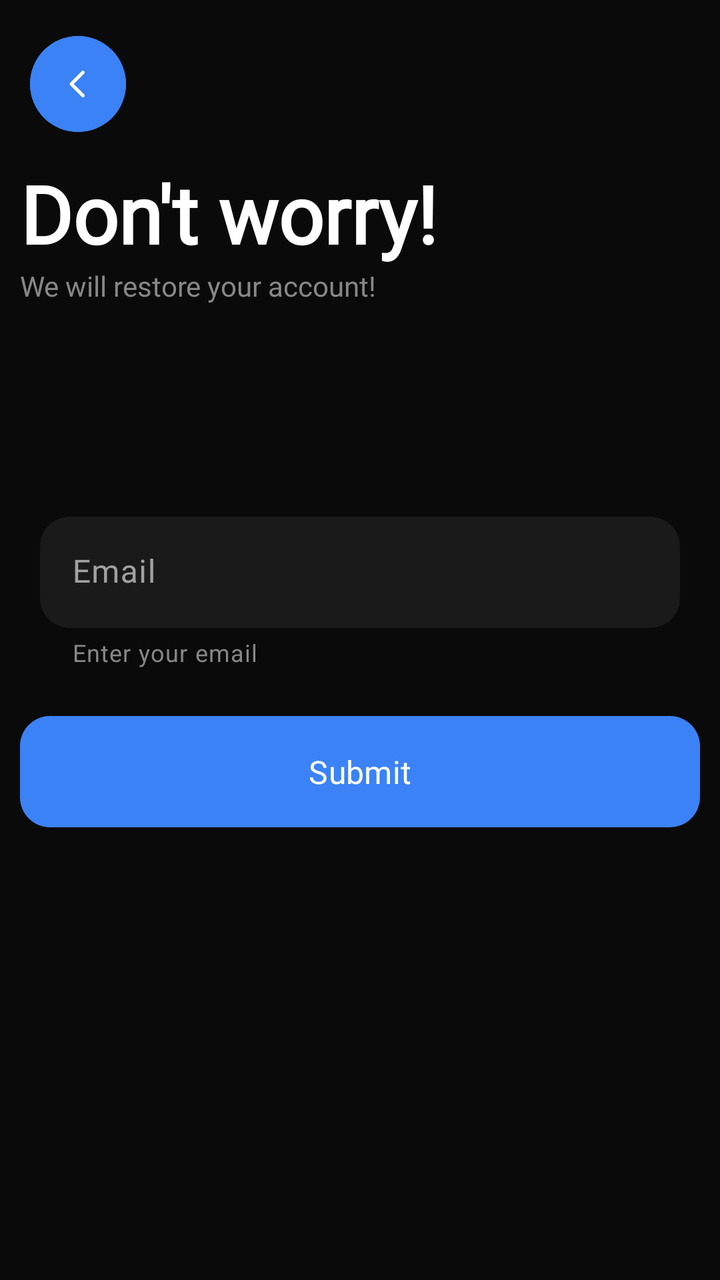
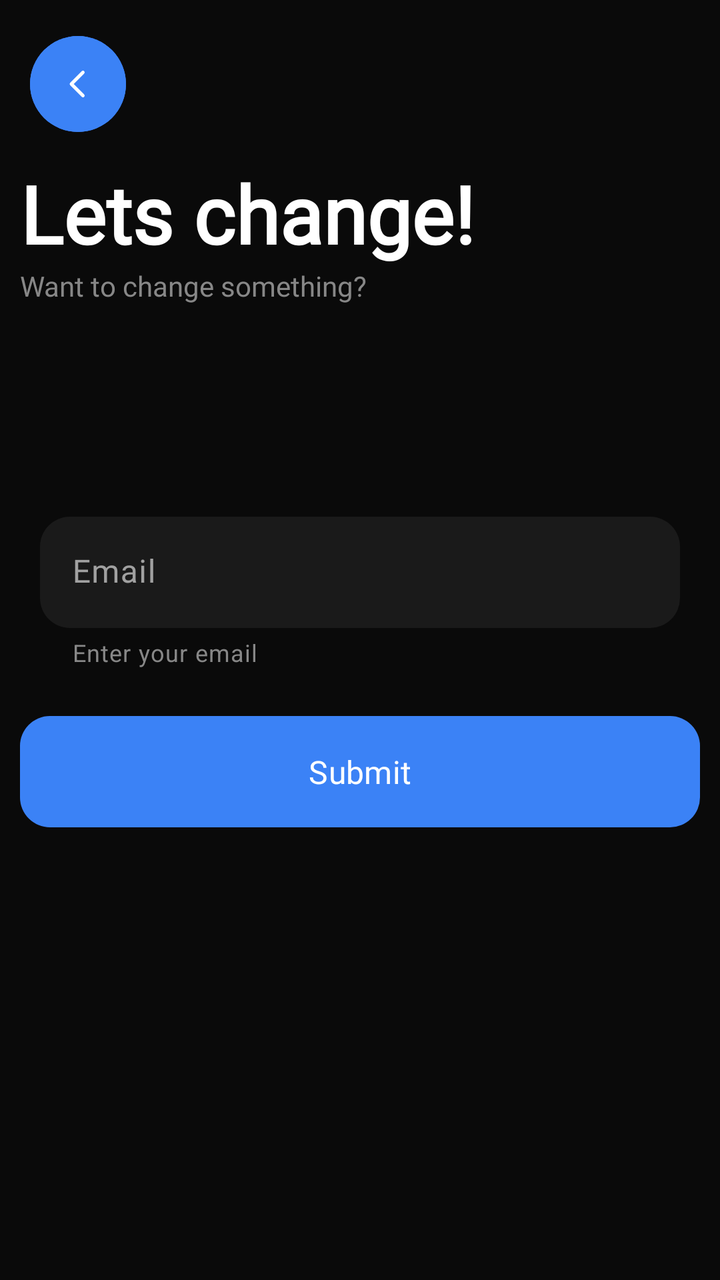

Two renders of the same Android screen: before a commit and after it. Below are the layout's source before the change and the commit's diff.
<!-- AndroidManifest.xml: application theme Theme.Nexus -->
<!-- res/layout/activity_change_setting.xml -->
<?xml version="1.0" encoding="utf-8"?>
<androidx.constraintlayout.widget.ConstraintLayout xmlns:android="http://schemas.android.com/apk/res/android"
    xmlns:app="http://schemas.android.com/apk/res-auto"
    xmlns:tools="http://schemas.android.com/tools"
    android:id="@+id/main"
    android:layout_width="match_parent"
    android:layout_height="match_parent"
    android:background="@color/background_default"
    android:padding="10dp"
    tools:context=".home.ChangeSettingActivity">

    <com.google.android.material.button.MaterialButton
        android:id="@+id/backButton"
        android:layout_width="48dp"
        android:layout_height="48dp"
        android:layout_gravity="center"
        android:layout_marginTop="8dp"
        android:backgroundTint="@color/blue_500"
        android:elevation="4dp"
        android:insetLeft="0dp"
        android:insetTop="0dp"
        android:insetRight="0dp"
        android:insetBottom="0dp"
        android:padding="0dp"
        android:text=""
        app:cornerRadius="32dp"
        app:icon="@drawable/chevron_left"
        app:iconGravity="textStart"
        app:iconPadding="0dp"
        app:iconSize="20dp"
        app:iconTint="@color/white"
        app:layout_constraintBottom_toTopOf="@+id/linearLayout3"
        app:layout_constraintEnd_toEndOf="parent"
        app:layout_constraintHorizontal_bias="0.017"
        app:layout_constraintStart_toStartOf="parent"
        app:layout_constraintTop_toTopOf="parent"
        app:layout_constraintVertical_bias="0.0" />

    <LinearLayout
        android:id="@+id/linearLayout3"
        android:layout_width="match_parent"
        android:layout_height="wrap_content"
        android:layout_marginTop="70dp"
        android:layout_marginBottom="97dp"
        android:orientation="vertical"
        app:layout_constraintBottom_toTopOf="@+id/linearLayout"
        app:layout_constraintEnd_toEndOf="parent"
        app:layout_constraintHorizontal_bias="0.5"
        app:layout_constraintStart_toStartOf="parent"
        app:layout_constraintTop_toTopOf="parent">

        <TextView
            android:id="@+id/textView"
            android:layout_width="match_parent"
            android:layout_height="wrap_content"
            android:fontFamily="@font/inter_medium"
            android:text="@string/don_t_worry"
            android:textColor="@color/white"
            android:textSize="40sp"
            android:textStyle="bold"
            app:layout_constraintBottom_toTopOf="@+id/textView4"
            app:layout_constraintEnd_toEndOf="parent"
            app:layout_constraintHorizontal_bias="0.0"
            app:layout_constraintStart_toStartOf="parent"
            app:layout_constraintTop_toTopOf="parent"
            app:layout_constraintVertical_bias="0.894" />

        <TextView
            android:id="@+id/textView4"
            android:layout_width="match_parent"
            android:layout_height="wrap_content"
            android:fontFamily="@font/inter_regular"
            android:text="@string/we_will_restore_your_account"
            android:textColor="@color/gray_400"
            android:textSize="14sp"
            app:layout_constraintBottom_toTopOf="@+id/linearLayout"
            app:layout_constraintEnd_toEndOf="parent"
            app:layout_constraintHorizontal_bias="1.0"
            app:layout_constraintStart_toStartOf="parent" />

    </LinearLayout>

    <LinearLayout
        android:id="@+id/linearLayout"
        android:layout_width="match_parent"
        android:layout_height="wrap_content"
        android:layout_marginTop="96dp"
        android:orientation="vertical"
        android:padding="10dp"
        app:layout_constraintEnd_toEndOf="parent"
        app:layout_constraintHorizontal_bias="0.0"
        app:layout_constraintStart_toStartOf="parent"
        app:layout_constraintTop_toBottomOf="@+id/linearLayout3"
        tools:ignore="MissingConstraints">

        <com.google.android.material.textfield.TextInputLayout
            android:id="@+id/FIELD_INPUT"
            style="@style/Widget.Material3.TextInputLayout.FilledBox"
            android:layout_width="match_parent"
            android:layout_height="wrap_content"
            android:hint="@string/email"
            android:textColorHint="@color/gray_100"
            app:boxBackgroundColor="#1A1A1A"
            app:boxCornerRadiusBottomEnd="15dp"
            app:boxCornerRadiusBottomStart="15dp"
            app:boxCornerRadiusTopEnd="15dp"
            app:boxCornerRadiusTopStart="15dp"
            app:boxStrokeWidth="0dp"
            app:helperText="Enter your email"
            app:helperTextTextColor="@color/gray_400"
            tools:layout_editor_absoluteX="20dp"
            tools:layout_editor_absoluteY="20dp">

            <com.google.android.material.textfield.TextInputEditText
                android:layout_width="match_parent"
                android:layout_height="wrap_content"
                android:background="@null"
                android:fontFamily="@font/inter_regular"
                android:inputType="text"
                android:textColor="@color/white"
                android:textColorHint="@color/white" />
        </com.google.android.material.textfield.TextInputLayout>

    </LinearLayout>

    <com.google.android.material.button.MaterialButton
        android:id="@+id/submitButton"
        android:layout_width="match_parent"
        android:layout_height="wrap_content"
        android:background="@drawable/gradient_button"
        android:fontFamily="@font/inter_regular"
        android:paddingVertical="13dp"
        android:text="@string/submit"
        android:textSize="16sp"
        app:backgroundTint="@null"
        app:cornerRadius="0dp"
        app:layout_constraintBottom_toBottomOf="parent"
        app:layout_constraintEnd_toEndOf="parent"
        app:layout_constraintHorizontal_bias="0.0"
        app:layout_constraintStart_toStartOf="parent"
        app:layout_constraintTop_toBottomOf="@+id/linearLayout"
        app:layout_constraintVertical_bias="0.06" />


</androidx.constraintlayout.widget.ConstraintLayout>
<!-- resources referenced by this layout -->
<resources>
  <color name="background_default">#0A0A0A</color>
  <color name="blue_500">#3b82f6</color>
  <color name="gray_100">#A1A1A1</color>
  <color name="gray_400">#878787</color>
  <color name="white">#FFFFFFFF</color>
  <!-- drawable chevron_left (drawable) -->
  <vector xmlns:android="http://schemas.android.com/apk/res/android"
      android:width="24dp"
      android:height="24dp"
      android:viewportWidth="24"
      android:viewportHeight="24">
      <path
          android:fillColor="#00000000"
          android:pathData="M15,19L8,12L15,5"
          android:strokeWidth="2"
          android:strokeColor="#ffffff"
          android:strokeLineCap="round"
          android:strokeLineJoin="round" />
  </vector>
  <!-- drawable gradient_button (drawable) -->
  <?xml version="1.0" encoding="utf-8"?>
  <selector xmlns:android="http://schemas.android.com/apk/res/android">
      
      <item>
          <shape android:shape="rectangle">
              <gradient android:angle="90" android:endColor="@color/blue_500" android:startColor="@color/blue_500" android:type="linear" />
              <corners android:radius="15dp" />
          </shape>
      </item>
  </selector>
  <string name="don_t_worry">Don\'t worry!</string>
  <string name="email">Email</string>
  <string name="submit">Submit</string>
  <string name="we_will_restore_your_account">We will restore your account!</string>
  <style name="Theme.Nexus" parent="Base.Theme.Nexus" />
  <style name="Base.Theme.Nexus" parent="Theme.Material3.DayNight.NoActionBar">
          <item name="colorPrimary">@color/blue_500</item>
          <item name="colorOnPrimaryContainer">@color/white</item>
          <item name="colorOnSecondaryContainer">@color/blue_500</item>
          <item name="colorSecondaryContainer">@color/blue_500</item>
      </style>
</resources>

<!-- the commit's change to res/layout/activity_change_setting.xml (unified diff, before → after) -->
@@ -54,7 +54,7 @@
             android:layout_width="match_parent"
             android:layout_height="wrap_content"
             android:fontFamily="@font/inter_medium"
-            android:text="@string/don_t_worry"
+            android:text="Lets change!"
             android:textColor="@color/white"
             android:textSize="40sp"
             android:textStyle="bold"
@@ -70,7 +70,7 @@
             android:layout_width="match_parent"
             android:layout_height="wrap_content"
             android:fontFamily="@font/inter_regular"
-            android:text="@string/we_will_restore_your_account"
+            android:text="Want to change something?"
             android:textColor="@color/gray_400"
             android:textSize="14sp"
             app:layout_constraintBottom_toTopOf="@+id/linearLayout"
<!-- resource entries referenced after the edit -->
@@ -30,10 +30,8 @@
           </shape>
       </item>
   </selector>
-  <string name="don_t_worry">Don\'t worry!</string>
   <string name="email">Email</string>
   <string name="submit">Submit</string>
-  <string name="we_will_restore_your_account">We will restore your account!</string>
   <style name="Theme.Nexus" parent="Base.Theme.Nexus" />
   <style name="Base.Theme.Nexus" parent="Theme.Material3.DayNight.NoActionBar">
           <item name="colorPrimary">@color/blue_500</item>
